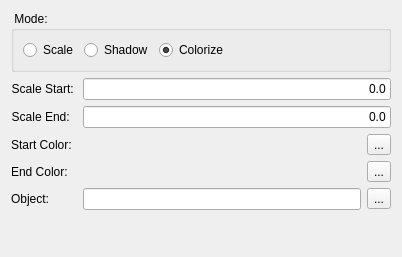
Qt form copasi/qlayout/qeffectdescriptionedit.ui (copasi/COPASI) before a commit.
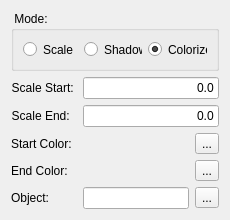
The same form after that commit.

Commit message: - correct minimum sizes of edit widget / dialog - ensure number of available data points is propagated

Diff of the .ui file:
```diff
--- a/copasi/qlayout/qeffectdescriptionedit.ui
+++ b/copasi/qlayout/qeffectdescriptionedit.ui
@@ -6,10 +6,16 @@
    <rect>
     <x>0</x>
     <y>0</y>
-    <width>402</width>
-    <height>257</height>
+    <width>230</width>
+    <height>220</height>
    </rect>
   </property>
+  <property name="minimumSize">
+   <size>
+    <width>230</width>
+    <height>220</height>
+   </size>
+  </property>
   <property name="windowTitle">
    <string>Effect Description Edit</string>
   </property>
@@ -120,8 +126,14 @@
     <layout class="QHBoxLayout" name="horizontalLayout_3">
      <item>
       <widget class="QLabel" name="txtColorStart">
+       <property name="minimumSize">
+        <size>
+         <width>110</width>
+         <height>19</height>
+        </size>
+       </property>
        <property name="text">
-        <string> </string>
+        <string/>
        </property>
       </widget>
      </item>
@@ -148,8 +160,14 @@
     <layout class="QHBoxLayout" name="horizontalLayout_4">
      <item>
       <widget class="QLabel" name="txtColorEnd">
+       <property name="minimumSize">
+        <size>
+         <width>110</width>
+         <height>19</height>
+        </size>
+       </property>
        <property name="text">
-        <string> </string>
+        <string/>
        </property>
       </widget>
      </item>
```
The commit also changes 6 other files.
